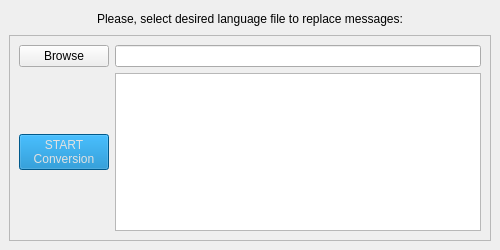
The window that gui/Ui_MainWindow.ui (pavliskonecny/Garmin_message_replacer) describes before a commit, drawn with Qt 5.
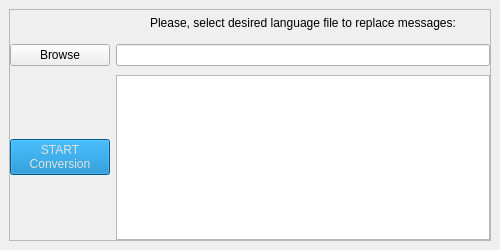
The same window after the commit. Icons and pictures are not drawn.

```diff
--- a/gui/Ui_MainWindow.ui
+++ b/gui/Ui_MainWindow.ui
@@ -37,25 +37,6 @@
     <string notr="true"/>
    </property>
    <layout class="QVBoxLayout" name="verticalLayout">
-    <item>
-     <widget class="QLabel" name="lblHint">
-      <property name="minimumSize">
-       <size>
-        <width>0</width>
-        <height>20</height>
-       </size>
-      </property>
-      <property name="layoutDirection">
-       <enum>Qt::LeftToRight</enum>
-      </property>
-      <property name="text">
-       <string>Please, select desired language file to replace messages:</string>
-      </property>
-      <property name="alignment">
-       <set>Qt::AlignCenter</set>
-      </property>
-     </widget>
-    </item>
     <item>
      <widget class="QFrame" name="frmMain">
       <property name="minimumSize">
@@ -74,24 +55,63 @@
        <enum>QFrame::Raised</enum>
       </property>
       <layout class="QGridLayout" name="gridLayout">
-       <item row="4" column="0">
+       <property name="leftMargin">
+        <number>0</number>
+       </property>
+       <property name="topMargin">
+        <number>0</number>
+       </property>
+       <property name="rightMargin">
+        <number>0</number>
+       </property>
+       <property name="bottomMargin">
+        <number>0</number>
+       </property>
+       <property name="horizontalSpacing">
+        <number>6</number>
+       </property>
+       <property name="verticalSpacing">
+        <number>9</number>
+       </property>
+       <item row="0" column="0">
+        <widget class="QLabel" name="lblLogo">
+         <property name="sizePolicy">
+          <sizepolicy hsizetype="Preferred" vsizetype="Preferred">
+           <horstretch>0</horstretch>
+           <verstretch>0</verstretch>
+          </sizepolicy>
+         </property>
+         <property name="maximumSize">
+          <size>
+           <width>100</width>
+           <height>27</height>
+          </size>
+         </property>
+         <property name="text">
+          <string/>
+         </property>
+         <property name="pixmap">
+          <pixmap resource="resources.qrc">:/icons/images/garmin.png</pixmap>
+         </property>
+         <property name="scaledContents">
+          <bool>true</bool>
+         </property>
+         <property name="margin">
+          <number>0</number>
+         </property>
+         <property name="indent">
+          <number>1</number>
+         </property>
+        </widget>
+       </item>
+       <item row="5" column="0">
         <widget class="QPushButton" name="psbBrowse">
          <property name="text">
           <string>Browse</string>
          </property>
         </widget>
        </item>
-       <item row="4" column="2">
-        <widget class="QLineEdit" name="lnePath">
-         <property name="enabled">
-          <bool>true</bool>
-         </property>
-         <property name="readOnly">
-          <bool>true</bool>
-         </property>
-        </widget>
-       </item>
-       <item row="6" column="2">
+       <item row="8" column="1">
         <widget class="QTextEdit" name="txeOutput">
          <property name="styleSheet">
           <string notr="true"/>
@@ -101,7 +121,39 @@
          </property>
         </widget>
        </item>
-       <item row="6" column="0">
+       <item row="0" column="1">
+        <widget class="QLabel" name="lblHint">
+         <property name="minimumSize">
+          <size>
+           <width>0</width>
+           <height>20</height>
+          </size>
+         </property>
+         <property name="layoutDirection">
+          <enum>Qt::LeftToRight</enum>
+         </property>
+         <property name="text">
+          <string>Please, select desired language file to replace messages:</string>
+         </property>
+         <property name="alignment">
+          <set>Qt::AlignBottom|Qt::AlignHCenter</set>
+         </property>
+         <property name="margin">
+          <number>0</number>
+         </property>
+        </widget>
+       </item>
+       <item row="5" column="1">
+        <widget class="QLineEdit" name="lnePath">
+         <property name="enabled">
+          <bool>true</bool>
+         </property>
+         <property name="readOnly">
+          <bool>true</bool>
+         </property>
+        </widget>
+       </item>
+       <item row="8" column="0">
         <widget class="QPushButton" name="psbStart">
          <property name="minimumSize">
           <size>
@@ -119,6 +171,22 @@
          </property>
         </widget>
        </item>
+       <item row="1" column="0">
+        <spacer name="vtsSpacer">
+         <property name="orientation">
+          <enum>Qt::Vertical</enum>
+         </property>
+         <property name="sizeType">
+          <enum>QSizePolicy::Fixed</enum>
+         </property>
+         <property name="sizeHint" stdset="0">
+          <size>
+           <width>100</width>
+           <height>5</height>
+          </size>
+         </property>
+        </spacer>
+       </item>
       </layout>
      </widget>
     </item>
```
Left out of the diff: 8 changed lines with no effect on the pictures.
